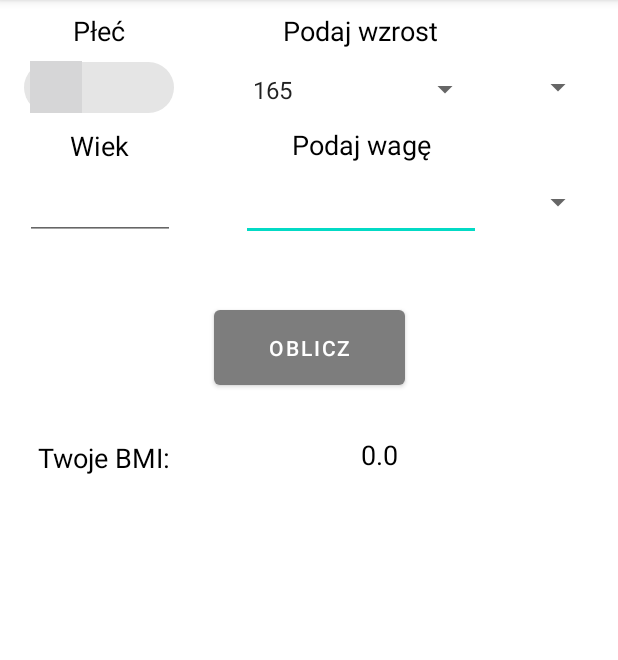
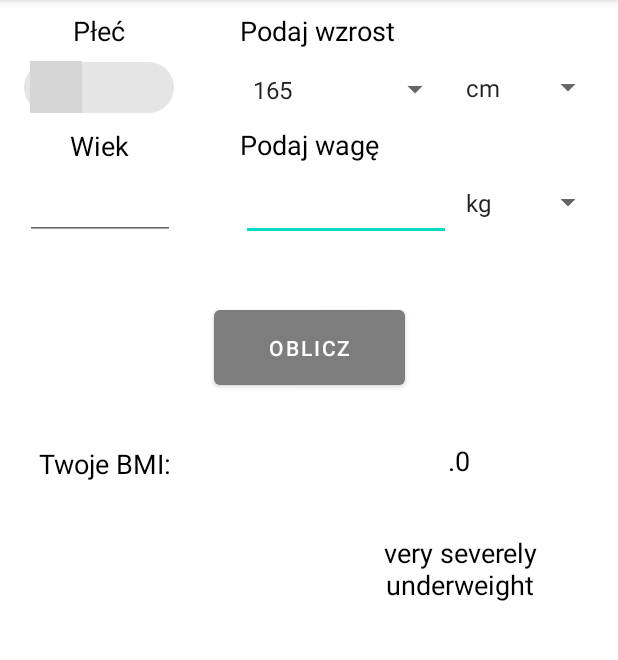
Before and after one commit to kkarpiski/All-Calculator, an Android app: the screen it shows after launch (CalculatorBMI), after a tap on "OBLICZ", on a phone screen of 412 x 824 dp, the part 84-744 px from its top. Run offline under Robolectric (Android 15) with nearby library versions, the phone set to English and light mode, and no system bars; 1 statement that could not run was skipped.

```diff
--- a/app/src/main/java/com/example/calculator/CalculatorBMI.java
+++ b/app/src/main/java/com/example/calculator/CalculatorBMI.java
@@ -9,37 +9,50 @@ import android.widget.Spinner;
 import android.widget.TextView;
 import androidx.appcompat.app.AppCompatActivity;
 import java.math.BigDecimal;
+import java.text.DecimalFormat;
 
 import static android.R.layout.simple_spinner_dropdown_item;
 
 public class CalculatorBMI extends AppCompatActivity implements View.OnClickListener {
 
-    Spinner sp_wzrost;
-    Spinner spinner_wzrost;
-    Spinner spinner_waga;
+    Spinner sp_wzrost, spinner_wzrost, spinner_waga;
     Button  btn_oblicz;
-    String[] wzrost;
-    String[] wagaJednostka;
-    String[] wzrostJednostka;
-    EditText et_waga;
-    TextView et_wynik;
-    EditText et_wiek;
+    String[] wzrost, wagaJednostka, wzrostJednostka;
+    TextView tv_wynik_liczba, tv_wynik_opis;
+    EditText et_waga, et_wiek;
+    private double kg, m;
+    private DecimalFormat TWO_DECIMAL_PLACES = new DecimalFormat(".##");
+
+    CategoryBMI categoryBMI = new CategoryBMI();
+    MetricFormula metricFormula;
+    ImperialFormula imperialFormula;
 
     @Override
     protected void onCreate( Bundle savedInstanceState) {
         super.onCreate(savedInstanceState);
         setContentView(R.layout.activity_calculator_bmi);
 
-        et_wynik = findViewById(R.id.tv_wynik);
+        tv_wynik_liczba = findViewById(R.id.tv_wynik_liczba);
+        tv_wynik_opis = findViewById(R.id.tv_wynik_opis);
         sp_wzrost = findViewById(R.id.sp_wzrost);
+        spinner_wzrost = findViewById(R.id.spinner_wzrost);
+        spinner_waga = findViewById(R.id.spinner_waga);
         btn_oblicz = findViewById(R.id.btn_oblicz);
         et_waga = findViewById(R.id.et_waga);
+        et_wiek= findViewById(R.id.et_wiek);
+        CategoryBMI categoryBMI = new CategoryBMI();
+
 
         spinnerWzrost();
         spinnerWzrostJednostka();
         spinnerWagaJednostka();
+        porownianieWyniku();
 
         btn_oblicz.setOnClickListener(this);
+    }
+
+    private void porownianieWyniku() {
+
     }
 
     private void spinnerWagaJednostka() {
@@ -47,14 +60,11 @@ public class CalculatorBMI extends AppCompatActivity implements View.OnClickList
         wagaJednostkaAdapter.setDropDownViewResource(simple_spinner_dropdown_item);
         spinner_waga.setAdapter(wagaJednostkaAdapter);
     }
-
     private void spinnerWzrostJednostka() {
         ArrayAdapter<String> wzrostJednostkaAdapter = new ArrayAdapter<>(this, android.R.layout.simple_spinner_item, getResources().getStringArray(R.array.wzrostJednostka));
         wzrostJednostkaAdapter.setDropDownViewResource(simple_spinner_dropdown_item);
         spinner_wzrost.setAdapter(wzrostJednostkaAdapter);
     }
-
-
     private void spinnerWzrost() {
         ArrayAdapter<String> wzrostAdapter = new ArrayAdapter<>(this, android.R.layout.simple_spinner_item, getResources().getStringArray(R.array.sp_wzrost));
         wzrostAdapter.setDropDownViewResource(simple_spinner_dropdown_item);
@@ -63,6 +73,18 @@ public class CalculatorBMI extends AppCompatActivity implements View.OnClickList
 
     @Override
     public void onClick(View v) {
+
+        kg = Double.parseDouble(et_waga.getText().toString());
+        m = Double.parseDouble((sp_wzrost.getSelectedItem().toString()));
+
+        metricFormula = new MetricFormula(kg, m);
+        imperialFormula = new ImperialFormula(kg, m);
+
+        tv_wynik_liczba.setText(String.valueOf(TWO_DECIMAL_PLACES.format(metricFormula.computeBMI(metricFormula.getInputKg(), metricFormula.getInputM()))));
+        //showImpBMI.setText("In imperial formula: " + String.valueOf(TWO_DECIMAL_PLACES.format(imperialFormula.computeBMI(imperialFormula.getInputKg(), imperialFormula.getInputM()))));
+        tv_wynik_opis.setText(CategoryBMI.getCategory(metricFormula.computeBMI(metricFormula.getInputKg(), metricFormula.getInputM())));
+
+     /*
         String sWzrost = sp_wzrost.getSelectedItem().toString();
         String sWaga = et_waga.getText().toString().trim();
 
@@ -78,6 +100,8 @@ public class CalculatorBMI extends AppCompatActivity implements View.OnClickList
 
         et_wynik.setText(sbmi);
 
+
+
     }
     public static double round(double unrounded, int precision, int roundingMode)
     {
@@ -85,4 +109,6 @@ public class CalculatorBMI extends AppCompatActivity implements View.OnClickList
         BigDecimal rounded = bd.setScale(precision, roundingMode);
         return rounded.doubleValue();
     }
+ */
+    }
 }
--- /dev/null
+++ b/app/src/main/java/com/example/calculator/CategoryBMI.java
@@ -0,0 +1,25 @@
+package com.example.calculator;
+
+public class CategoryBMI {
+    public static String getCategory(double result){
+        String category;
+        if (result <15){
+            category = "very severely underweight";
+        }else if(result >= 15 && result <= 16){
+            category = "severely underweight";
+        }else if(result >= 16 && result <= 18.5){
+            category = "underweight";
+        }else if(result >= 18.5 && result <= 25){
+            category = "normal (healthy weight)";
+        }else if(result >= 25 && result <= 30){
+            category = "overweight";
+        }else if(result >= 30 && result <= 35){
+            category = "moderately obese";
+        }else if(result >= 35 && result <= 40){
+            category = "severely obese";
+        }else{
+            category = "very severely obese";
+        }
+        return category;
+    }
+}
--- /dev/null
+++ b/app/src/main/java/com/example/calculator/ImperialFormula.java
@@ -0,0 +1,34 @@
+package com.example.calculator;
+
+public class ImperialFormula {
+
+    private double et_waga;
+    private double et_wzrost;
+
+    private final double KG_TO_KG = 1;
+    private final double CM_TO_M = 0.01;
+
+    public ImperialFormula(double et_waga, double et_wzrost){
+        this.et_waga = et_waga;
+        this.et_wzrost = et_wzrost;
+    }
+
+    public double getEt_waga() {
+        return et_waga;
+    }
+
+    public double getEt_wzrost() {
+        return et_wzrost;
+    }
+
+    public double computeBMI(double kg, double m){
+
+        double result = 0;
+        double kgs = Math.round((kg * KG_TO_KG));
+        double in = Math.round((m * CM_TO_M)* 100);
+
+        result = (kg / (Math.pow((in/100), 2))) * 703;
+
+        return result;
+    }
+}
--- /dev/null
+++ b/app/src/main/java/com/example/calculator/MetricFormula.java
@@ -0,0 +1,23 @@
+package com.example.calculator;
+
+public class MetricFormula {
+    private double inputKg;
+    private double inputM;
+
+    public MetricFormula(double inputKg, double inputM){
+        this.inputKg = inputKg;
+        this.inputM = inputM;
+    }
+
+    public double getInputKg() {
+        return inputKg;
+    }
+
+    public double getInputM() {
+        return inputM;
+    }
+
+    public double computeBMI (double kg, double m){
+        return kg / (Math.pow(m, 2));
+    }
+}
--- a/app/src/main/res/layout/activity_calculator_bmi.xml
+++ b/app/src/main/res/layout/activity_calculator_bmi.xml
@@ -9,13 +9,13 @@
 
     <TextView
         android:id="@+id/tv_wzrost"
-        android:layout_width="160dp"
+        android:layout_width="140dp"
         android:layout_height="25dp"
         android:layout_marginStart="160dp"
         android:layout_marginTop="8dp"
         android:layout_marginEnd="10dp"
         android:text="@string/podaj_wzrost"
-        android:textAlignment="center"
+        android:textAlignment="textStart"
         android:textColor="@color/black"
         android:textSize="18sp"
         app:layout_constraintEnd_toEndOf="parent"
@@ -58,40 +58,40 @@
 
     <Spinner
         android:id="@+id/sp_wzrost"
-        android:layout_width="160dp"
+        android:layout_width="140dp"
         android:layout_height="50dp"
         android:layout_marginTop="1dp"
         android:layout_marginEnd="10dp"
         android:dropDownWidth="wrap_content"
         app:layout_constraintEnd_toEndOf="parent"
-        app:layout_constraintHorizontal_bias="0.663"
+        app:layout_constraintHorizontal_bias="0.613"
         app:layout_constraintStart_toStartOf="parent"
         app:layout_constraintTop_toBottomOf="@+id/tv_wzrost" />
 
     <TextView
         android:id="@+id/tv_waga"
-        android:layout_width="160dp"
+        android:layout_width="140dp"
         android:layout_height="25dp"
         android:layout_marginStart="160dp"
         android:layout_marginTop="84dp"
         android:layout_marginEnd="91dp"
         android:text="@string/podaj_wag"
-        android:textAlignment="center"
+        android:textAlignment="textStart"
         android:textColor="@color/black"
         android:textSize="18sp"
         app:layout_constraintEnd_toEndOf="parent"
-        app:layout_constraintHorizontal_bias="1.0"
+        app:layout_constraintHorizontal_bias="0.0"
         app:layout_constraintStart_toStartOf="parent"
         app:layout_constraintTop_toTopOf="parent" />
 
     <EditText
         android:id="@+id/et_waga"
-        android:layout_width="160dp"
+        android:layout_width="140dp"
         android:layout_height="50dp"
         android:layout_marginTop="1dp"
         android:inputType="number"
         app:layout_constraintEnd_toEndOf="parent"
-        app:layout_constraintHorizontal_bias="0.637"
+        app:layout_constraintHorizontal_bias="0.59"
         app:layout_constraintStart_toStartOf="parent"
         app:layout_constraintTop_toBottomOf="@+id/tv_waga" />
 
@@ -112,33 +112,45 @@
         android:layout_width="124dp"
         android:layout_height="50dp"
         android:layout_marginStart="7dp"
-        android:layout_marginTop="132dp"
-        android:layout_marginEnd="29dp"
+        android:layout_marginTop="136dp"
+        android:layout_marginEnd="94dp"
         android:text="@string/twoje_bmi"
         android:textAlignment="center"
         android:textColor="@color/black"
         android:textSize="18sp"
-        app:layout_constraintEnd_toStartOf="@+id/tv_wynik"
+        app:layout_constraintEnd_toStartOf="@+id/tv_wynik_liczba"
         app:layout_constraintStart_toStartOf="parent"
         app:layout_constraintTop_toBottomOf="@+id/et_waga" />
 
     <TextView
-        android:id="@+id/tv_wynik"
-        android:layout_width="0dp"
+        android:id="@+id/tv_wynik_liczba"
+        android:layout_width="160dp"
         android:layout_height="52dp"
-        android:layout_marginStart="29dp"
-        android:layout_marginTop="28dp"
-        android:layout_marginEnd="96dp"
+        android:layout_marginTop="32dp"
+        android:layout_marginEnd="26dp"
         android:textAlignment="center"
         android:textColor="@color/black"
         android:textSize="18sp"
         app:layout_constraintEnd_toEndOf="parent"
-        app:layout_constraintStart_toEndOf="@+id/tv_wynikBMI"
         app:layout_constraintTop_toBottomOf="@+id/btn_oblicz" />
+
+    <TextView
+        android:id="@+id/tv_wynik_opis"
+        android:layout_width="160dp"
+        android:layout_height="52dp"
+        android:layout_marginStart="226dp"
+        android:layout_marginTop="356dp"
+        android:layout_marginEnd="25dp"
+        android:textAlignment="center"
+        android:textColor="@color/black"
+        android:textSize="18sp"
+        app:layout_constraintEnd_toEndOf="parent"
+        app:layout_constraintStart_toStartOf="parent"
+        app:layout_constraintTop_toTopOf="parent" />
 
     <Spinner
         android:id="@+id/spinner_wzrost"
-        android:layout_width="73dp"
+        android:layout_width="100dp"
         android:layout_height="50dp"
         android:layout_marginStart="2dp"
         android:layout_marginTop="33dp"
@@ -150,7 +162,7 @@
 
     <Spinner
         android:id="@+id/spinner_waga"
-        android:layout_width="73dp"
+        android:layout_width="100dp"
         android:layout_height="50dp"
         android:layout_marginStart="2dp"
         android:layout_marginTop="110dp"
--- a/app/src/main/res/values/strings.xml
+++ b/app/src/main/res/values/strings.xml
@@ -7,6 +7,15 @@
     <string name="wynik">wynik</string>
     <string name="plec">Płeć</string>
     <string name="wiek">Wiek</string>
+
+    <string name="very_severely_underweight">very severely underweight</string>
+    <string name="severely_underweight">severely underweight</string>
+    <string name="underweight">underweight</string>
+    <string name="normal_healthy_weight">normal (healthy weight)</string>
+    <string name="overweight">overweight</string>
+    <string name="moderately_obese">moderately obese</string>
+    <string name="severely_obese">severely obese</string>
+    <string name="very_severely_obese">very severely obese</string>
 
     <string-array name="sp_wzrost">
         <item>165</item>
@@ -33,6 +42,7 @@
     </string-array>
     <string-array name="wagaJednostka">
         <item>kg</item>
+        <item>kg</item>
     </string-array>
 
 
```
Also changed, not shown: 1 other file.
